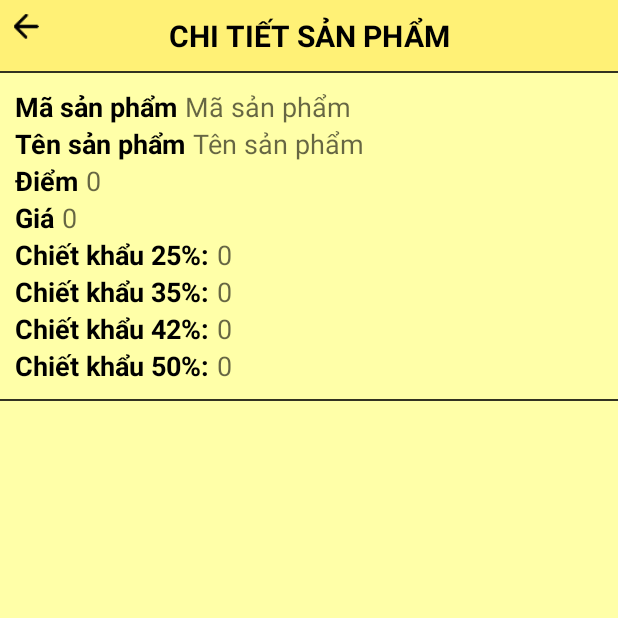
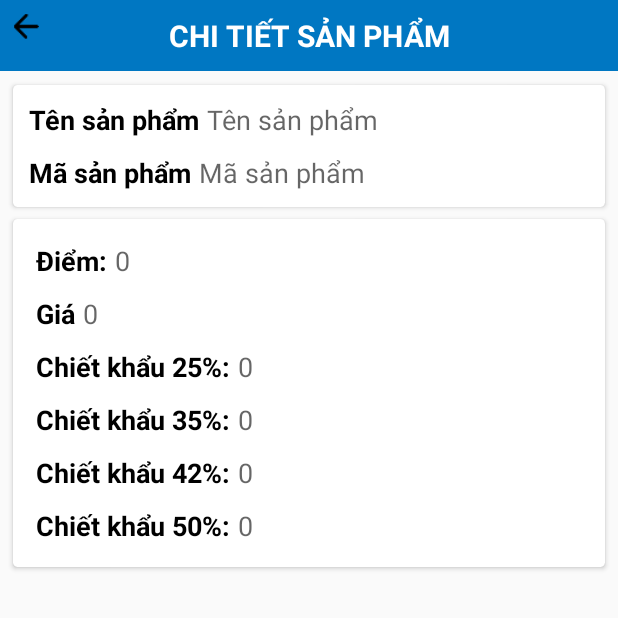
Before and after one commit to nhatbui2398/ProductManagement, an Android app: the ProductDetailActivity screen opened directly, with no data from a screen before it, on a phone screen of 412 x 824 dp, the top half of it. Run offline under Robolectric (Android 15) with nearby library versions, the phone set to English and light mode, and no system bars; 5 statements that could not run were skipped.

Commit message:
[Fix] Fix appearance of the app

```diff
--- a/ProductManagement/app/build.gradle
+++ b/ProductManagement/app/build.gradle
@@ -20,7 +20,9 @@ android {
 
 dependencies {
     implementation fileTree(dir: 'libs', include: ['*.jar'])
+
     implementation 'com.android.support:appcompat-v7:28.0.0'
+    implementation 'com.android.support:cardview-v7:28.0.0'
     implementation 'com.android.support.constraint:constraint-layout:1.1.3'
     implementation 'com.squareup.picasso:picasso:2.71828'
     implementation 'com.android.support:recyclerview-v7:28.0.0'
--- a/ProductManagement/app/src/main/java/com/example/bin/productmanagement/Demo/mvp/productdetail/ProductDetailActivity.java
+++ b/ProductManagement/app/src/main/java/com/example/bin/productmanagement/Demo/mvp/productdetail/ProductDetailActivity.java
@@ -32,7 +32,7 @@ public class ProductDetailActivity extends Activity implements ProductDetailCont
     @Override
     protected void onCreate(@Nullable Bundle savedInstanceState) {
         super.onCreate(savedInstanceState);
-        setContentView(R.layout.activity_product_detail);
+        setContentView(R.layout.activity_product_detail_2);
         connectinitView();
         int productId = getIntent().getIntExtra(INTENT_PRODUCT_ID, 0);
         presenter = new ProductDetailPresenter(this, this);
--- a/ProductManagement/app/src/main/res/layout/activity_main_screen.xml
+++ b/ProductManagement/app/src/main/res/layout/activity_main_screen.xml
@@ -110,10 +110,11 @@
                 android:layout_width="match_parent"
                 android:layout_height="wrap_content"
                 android:layout_above="@+id/banner_ads"
-                android:background="@color/secondaryColor"
+                android:background="@drawable/main_button_shape"
                 android:text="@string/btnTextDetail"
+                android:textColor="@color/white"
+                android:layout_margin="@dimen/marginEndSpace"
                 android:textSize="@dimen/secondaryTextSize"
-                android:textColor="@color/secondaryTextColor"
                 android:textStyle="bold" />
 
             <com.google.android.gms.ads.AdView
--- a/ProductManagement/app/src/main/res/layout/activity_product_detail.xml
+++ b/ProductManagement/app/src/main/res/layout/activity_product_detail.xml
@@ -4,12 +4,11 @@
     android:layout_width="match_parent"
     android:layout_height="match_parent"
     android:orientation="vertical"
-    android:background="@color/primaryLightColor"
     >
     <RelativeLayout
         android:layout_width="match_parent"
         android:layout_height="wrap_content"
-        android:background="@color/primaryColor"
+        android:background="@color/primaryDarkColor"
         >
         <ImageView
             android:id="@+id/btn_back"
@@ -26,7 +25,7 @@
             android:gravity="center"
             android:padding="@dimen/view_padding"
             android:text="@string/detail_activity"
-            android:textColor="@color/primaryTextColor"
+            android:textColor="@color/white"
             android:textSize="@dimen/primaryTextSize3"
             android:textStyle="bold" />
     </RelativeLayout>
--- /dev/null
+++ b/ProductManagement/app/src/main/res/layout/activity_product_detail_2.xml
@@ -0,0 +1,269 @@
+<?xml version="1.0" encoding="utf-8"?>
+<LinearLayout xmlns:android="http://schemas.android.com/apk/res/android"
+    xmlns:card_view="http://schemas.android.com/apk/res-auto"
+    android:layout_width="match_parent"
+    android:layout_height="match_parent"
+    android:orientation="vertical">
+
+    <RelativeLayout
+        android:layout_width="match_parent"
+        android:layout_height="wrap_content"
+        android:background="@color/primaryDarkColor">
+
+        <ImageView
+            android:id="@+id/btn_back"
+            android:layout_width="@dimen/btnSizeType1"
+            android:layout_height="@dimen/btnSizeType1"
+            android:src="@drawable/btn_header_back" />
+
+        <TextView
+            android:layout_width="match_parent"
+            android:layout_height="wrap_content"
+            android:layout_alignParentStart="true"
+            android:layout_alignParentTop="true"
+            android:gravity="center"
+            android:padding="@dimen/view_padding"
+            android:text="@string/detail_activity"
+            android:textColor="@color/white"
+            android:textSize="@dimen/primaryTextSize3"
+            android:textStyle="bold" />
+    </RelativeLayout>
+
+    <android.support.v7.widget.CardView
+        android:layout_width="match_parent"
+        android:layout_height="wrap_content"
+        android:layout_marginTop="5dp"
+        android:layout_marginLeft="5dp"
+        android:layout_marginRight="5dp"
+        card_view:cardCornerRadius="3dp"
+        card_view:cardUseCompatPadding="true">
+
+        <LinearLayout
+            android:layout_width="match_parent"
+            android:layout_height="wrap_content"
+            android:padding="@dimen/paddingSize5"
+            android:orientation="vertical">
+
+
+            <LinearLayout
+                android:layout_width="match_parent"
+                android:layout_height="wrap_content"
+                android:padding="@dimen/paddingSize5"
+                android:orientation="horizontal">
+
+                <TextView
+                    android:layout_width="wrap_content"
+                    android:layout_height="wrap_content"
+                    android:layout_marginEnd="@dimen/marginEndSpace"
+                    android:text="@string/name_title"
+                    android:textColor="@color/primaryTextColor"
+                    android:textSize="@dimen/primaryTextSize2"
+                    android:textStyle="bold" />
+
+                <TextView
+                    android:id="@+id/txt_product_name"
+                    android:layout_width="wrap_content"
+                    android:layout_height="wrap_content"
+                    android:hint="@string/name_title"
+                    android:textColor="@color/primaryTextColor"
+                    android:textSize="@dimen/primaryTextSize2" />
+
+            </LinearLayout>
+
+            <LinearLayout
+                android:layout_width="match_parent"
+                android:layout_height="wrap_content"
+                android:padding="@dimen/paddingSize5"
+                android:orientation="horizontal">
+
+                <TextView
+                    android:layout_width="wrap_content"
+                    android:layout_height="wrap_content"
+                    android:layout_marginEnd="@dimen/marginEndSpace"
+                    android:text="@string/id"
+                    android:textColor="@color/primaryTextColor"
+                    android:textSize="@dimen/primaryTextSize2"
+                    android:textStyle="bold" />
+
+                <TextView
+                    android:id="@+id/txt_product_id"
+                    android:layout_width="wrap_content"
+                    android:layout_height="wrap_content"
+                    android:hint="@string/id"
+                    android:textColor="@color/primaryTextColor"
+                    android:textSize="@dimen/primaryTextSize2" />
+
+            </LinearLayout>
+        </LinearLayout>
+    </android.support.v7.widget.CardView>
+
+    <android.support.v7.widget.CardView
+        android:layout_width="match_parent"
+        android:layout_height="wrap_content"
+        android:layout_marginLeft="5dp"
+        android:layout_marginRight="5dp"
+        card_view:cardCornerRadius="3dp"
+        card_view:cardUseCompatPadding="true">
+
+        <LinearLayout
+            android:layout_width="match_parent"
+            android:layout_height="wrap_content"
+            android:orientation="vertical"
+            android:padding="@dimen/view_padding">
+
+
+            <LinearLayout
+                android:layout_width="match_parent"
+                android:layout_height="wrap_content"
+                android:padding="@dimen/paddingSize5"
+                android:orientation="horizontal">
+
+                <TextView
+                    android:layout_width="wrap_content"
+                    android:layout_height="wrap_content"
+                    android:layout_marginEnd="@dimen/marginEndSpace"
+                    android:text="@string/point_title"
+                    android:textColor="@color/primaryTextColor"
+                    android:textSize="@dimen/primaryTextSize2"
+                    android:textStyle="bold" />
+
+                <TextView
+                    android:id="@+id/txt_product_point"
+                    android:layout_width="wrap_content"
+                    android:layout_height="wrap_content"
+                    android:hint="@string/default_number"
+                    android:textColor="@color/primaryTextColor"
+                    android:textSize="@dimen/primaryTextSize2" />
+
+            </LinearLayout>
+
+            <LinearLayout
+                android:layout_width="match_parent"
+                android:layout_height="wrap_content"
+                android:padding="@dimen/paddingSize5"
+                android:orientation="horizontal">
+
+                <TextView
+                    android:layout_width="wrap_content"
+                    android:layout_height="wrap_content"
+                    android:layout_marginEnd="@dimen/marginEndSpace"
+                    android:text="@string/price_title"
+                    android:textColor="@color/primaryTextColor"
+                    android:textSize="@dimen/primaryTextSize2"
+                    android:textStyle="bold" />
+
+                <TextView
+                    android:id="@+id/txt_product_price"
+                    android:layout_width="wrap_content"
+                    android:layout_height="wrap_content"
+                    android:hint="@string/default_number"
+                    android:textColor="@color/primaryTextColor"
+                    android:textSize="@dimen/primaryTextSize2" />
+            </LinearLayout>
+
+            <LinearLayout
+                android:layout_width="match_parent"
+                android:layout_height="wrap_content"
+                android:padding="@dimen/paddingSize5"
+                android:orientation="horizontal">
+
+                <TextView
+                    android:layout_width="wrap_content"
+                    android:layout_height="wrap_content"
+                    android:layout_marginEnd="@dimen/marginEndSpace"
+                    android:text="@string/discount_1"
+                    android:textColor="@color/primaryTextColor"
+                    android:textSize="@dimen/primaryTextSize2"
+                    android:textStyle="bold" />
+
+                <TextView
+                    android:id="@+id/txt_detail_discount_1"
+                    android:layout_width="wrap_content"
+                    android:layout_height="wrap_content"
+                    android:hint="@string/default_number"
+                    android:textColor="@color/primaryTextColor"
+                    android:textSize="@dimen/primaryTextSize2" />
+
+
+            </LinearLayout>
+
+            <LinearLayout
+                android:layout_width="match_parent"
+                android:layout_height="wrap_content"
+                android:padding="@dimen/paddingSize5"
+                android:orientation="horizontal">
+
+                <TextView
+                    android:layout_width="wrap_content"
+                    android:layout_height="wrap_content"
+                    android:layout_marginEnd="@dimen/marginEndSpace"
+                    android:text="@string/discount_2"
+                    android:textColor="@color/primaryTextColor"
+                    android:textSize="@dimen/primaryTextSize2"
+                    android:textStyle="bold" />
+
+                <TextView
+                    android:id="@+id/txt_detail_discount_2"
+                    android:layout_width="wrap_content"
+                    android:layout_height="wrap_content"
+                    android:hint="@string/default_number"
+                    android:textColor="@color/primaryTextColor"
+                    android:textSize="@dimen/primaryTextSize2" />
+
+
+            </LinearLayout>
+
+            <LinearLayout
+                android:layout_width="match_parent"
+                android:layout_height="wrap_content"
+                android:padding="@dimen/paddingSize5"
+                android:orientation="horizontal">
+
+                <TextView
+                    android:layout_width="wrap_content"
+                    android:layout_height="wrap_content"
+                    android:layout_marginEnd="@dimen/marginEndSpace"
+                    android:text="@string/discount_3"
+                    android:textColor="@color/primaryTextColor"
+                    android:textSize="@dimen/primaryTextSize2"
+                    android:textStyle="bold" />
+
+                <TextView
+                    android:id="@+id/txt_detail_discount_3"
+                    android:layout_width="wrap_content"
+                    android:layout_height="wrap_content"
+                    android:hint="@string/default_number"
+                    android:textColor="@color/primaryTextColor"
+                    android:textSize="@dimen/primaryTextSize2" />
+
+
+            </LinearLayout>
+
+            <LinearLayout
+                android:layout_width="match_parent"
+                android:layout_height="wrap_content"
+                android:padding="@dimen/paddingSize5"
+                android:orientation="horizontal">
+
+                <TextView
+                    android:layout_width="wrap_content"
+                    android:layout_height="wrap_content"
+                    android:layout_marginEnd="@dimen/marginEndSpace"
+                    android:text="@string/discount_4"
+                    android:textColor="@color/primaryTextColor"
+                    android:textSize="@dimen/primaryTextSize2"
+                    android:textStyle="bold" />
+
+                <TextView
+                    android:id="@+id/txt_detail_discount_4"
+                    android:layout_width="wrap_content"
+                    android:layout_height="wrap_content"
+                    android:hint="@string/default_number"
+                    android:textColor="@color/primaryTextColor"
+                    android:textSize="@dimen/primaryTextSize2" />
+
+
+            </LinearLayout>
+        </LinearLayout>
+    </android.support.v7.widget.CardView>
+</LinearLayout>
--- a/ProductManagement/app/src/main/res/layout/nav_header.xml
+++ b/ProductManagement/app/src/main/res/layout/nav_header.xml
@@ -14,7 +14,7 @@
         android:textSize="@dimen/primaryTextSize3"
         android:padding="@dimen/view_padding"
         android:textStyle="bold"
-        android:textColor="@color/primaryTextColor"
+        android:textColor="@color/white"
         android:textAppearance="@style/TextAppearance.AppCompat.Body1"/>
 
 </LinearLayout>
--- a/ProductManagement/app/src/main/res/values/colors.xml
+++ b/ProductManagement/app/src/main/res/values/colors.xml
@@ -1,8 +1,8 @@
 <?xml version="1.0" encoding="utf-8"?>
 <resources>
-    <color name="primaryColor">#fff176</color>
-    <color name="primaryLightColor">#ffffa8</color>
-    <color name="primaryDarkColor">#cabf45</color>
+    <color name="primaryColor">#42a5f5</color>
+    <color name="primaryLightColor">#80d6ff</color>
+    <color name="primaryDarkColor">#0077c2</color>
     <color name="secondaryColor">#cabf45</color>
     <color name="secondaryLightColor">#ff79b0</color>
     <color name="secondaryDarkColor">#c60055</color>
@@ -20,6 +20,9 @@
     <color name="black85">#D9000000</color>
     <color name="black90">#E6000000</color>
 
+    <color name="red">#B00020</color>
+    <color name="green">#0CB000</color>
+
     <color name="white">#fff</color>
     <color name="white80">#CCFFFFFF</color>
     <color name="white20">#33FFFFFF</color>
--- a/ProductManagement/app/src/main/res/values/strings.xml
+++ b/ProductManagement/app/src/main/res/values/strings.xml
@@ -29,10 +29,10 @@
     <string name="edit_product">Sửa sản phẩm</string>
     <string name="add_product">Thêm sản phẩm</string>
     <string name="order_title">STT</string>
-    <string name="amount_title">Số lượng</string>
+    <string name="amount_title">Số lượng:</string>
     <string name="name_title">Tên sản phẩm</string>
     <string name="total_title">CHI TIẾT</string>
-    <string name="point_title">Điểm</string>
+    <string name="point_title">Điểm:</string>
     //default
     <string name="default_number">0</string>
     <string name="IsEmptyInfo">Không để trống thông tin sản phẩm</string>
```
Also changed, not shown: ProductManagement/app/src/main/java/com/example/bin/productmanagement/Demo/activity/TotalActivity.java (+20 -7 lines), ProductManagement/app/src/main/java/com/example/bin/productmanagement/Demo/adapter/ProductDetailAdapter.java (+15 -5 lines), ProductManagement/app/src/main/res/drawable/button_shape.xml (added, +13 -0 lines), ProductManagement/app/src/main/res/drawable/main_button_shape.xml (added, +10 -0 lines), ProductManagement/app/src/main/res/layout/activity_add_product.xml (+12 -13 lines), ProductManagement/app/src/main/res/layout/activity_product_management.xml (+4 -3 lines), ProductManagement/app/src/main/res/layout/activity_total.xml (+29 -13 lines), ProductManagement/app/src/main/res/layout/item_product.xml (+8 -11 lines), ProductManagement/app/src/main/res/layout/item_product_management.xml (+22 -17 lines), ProductManagement/app/src/main/res/layout/item_total.xml (+26 -29 lines), ProductManagement/app/src/main/res/values/dimens.xml (+12 -0 lines).
